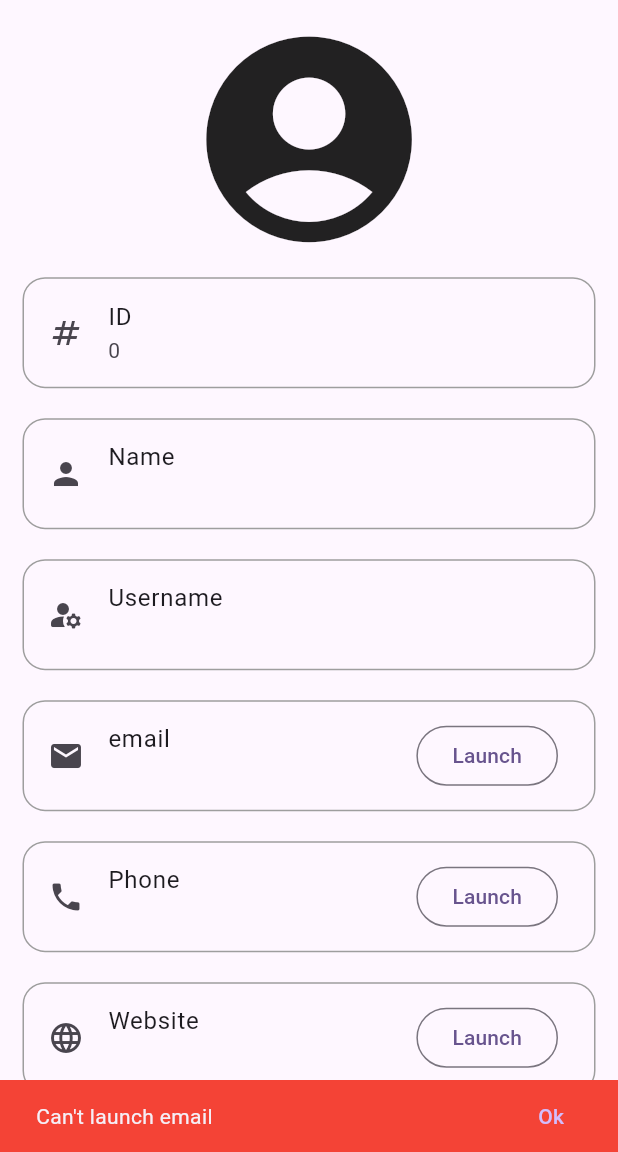
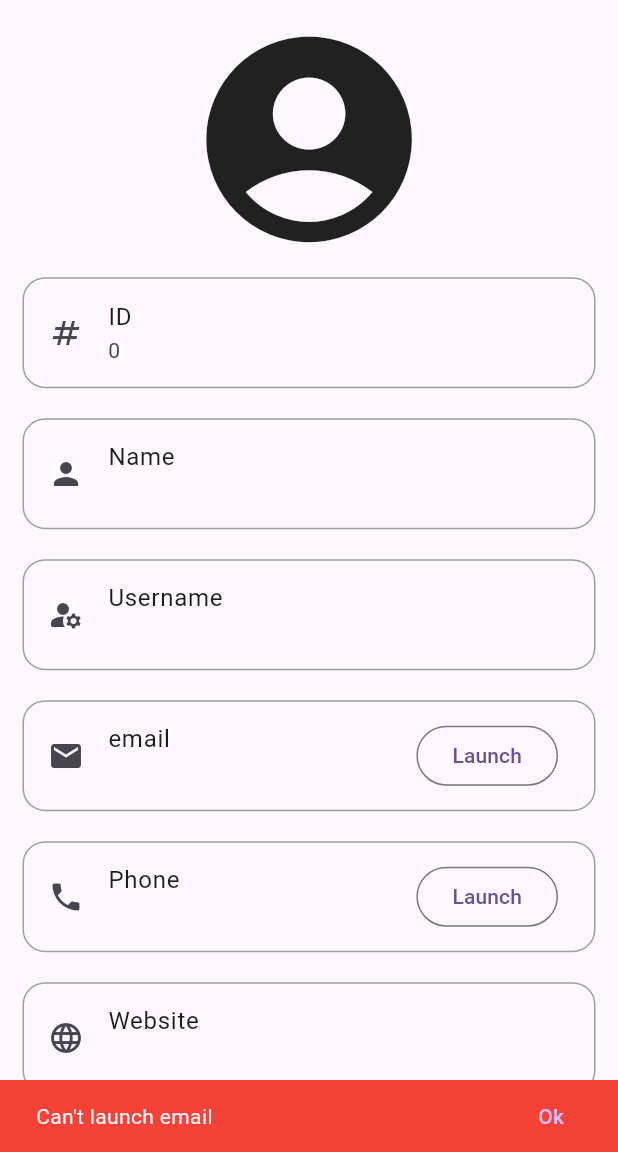
Before and after one commit to noura2tarek/User_Profile_Management, a Flutter app: the ProfileScreen screen opened directly with empty values, after a tap on "email", on a phone screen of 412 x 824 dp, the part 84-1236 px from its top. Run offline on Flutter 3.47's test engine with Material 3 defaults, Android fonts, the light colour scheme and no system bars; our stand-ins replace dio, fluttertoast, shared_preferences; accounts and stored records are empty; network calls fail.

Commit message:
Edit url launcher

```diff
--- a/lib/controller/api_service.dart
+++ b/lib/controller/api_service.dart
@@ -1,4 +1,3 @@
-
 import 'dart:convert';
 import 'dart:developer';
 import 'package:dio/dio.dart';
@@ -10,9 +9,9 @@ import 'package:user_profile_management/model/user_model.dart';
 class ApiService {
   final Dio _dio = Dio();
 
-
   // End point url
   String url = 'https://jsonplaceholder.typicode.com/users';
+
   /*-------------- Add User Data Method ------------*/
 
   Future<Response> addUser(Map<String, dynamic> data) async {
@@ -31,7 +30,6 @@ class ApiService {
     return await _dio.delete('$url/$id');
   }
 
-
   /*-------------- Get User Data Method ------------*/
   Future<List<User>> getUsersData() async {
     List<User> users = [];
@@ -48,8 +46,6 @@ class ApiService {
         data.forEach((user) {
           users.add(User.fromJson(user));
         });
-        // print(data);
-        // print(users.length);
       }
     } on DioException catch (e) {
       // HANDLE ERRORS
--- a/lib/controller/profile_methods.dart
+++ b/lib/controller/profile_methods.dart
@@ -1,5 +1,3 @@
-import 'dart:developer';
-
 import 'package:flutter/material.dart';
 import 'package:url_launcher/url_launcher.dart';
 
@@ -31,17 +29,14 @@ abstract class ProfileMethods {
     final Uri emailLaunchUri = Uri(
       scheme: 'mailto',
       path: email,
-      queryParameters: {
-        'subject': subject,
-        'body': body,
-      },
+      query: 'subject=$subject&body=$body',
     );
 
     final url = emailLaunchUri.toString();
     if (await canLaunchUrl(Uri.parse(url))) {
       await launchUrl(Uri.parse(url));
     } else {
-      log('Could not launch $url');
+      //log('Could not launch $url');
       showSnackBar(context: context, text: "Can't launch email");
     }
   }
--- a/lib/view/screens/profile/profile_screen.dart
+++ b/lib/view/screens/profile/profile_screen.dart
@@ -44,17 +44,16 @@ class ProfileScreen extends StatelessWidget {
                     email: user.email, context: context),
               ),
               PersonInfoTitle(
-                  title: 'Phone',
-                  subtitle: user.phone,
-                  iconData: Icons.phone,
-                  onTap: () => ProfileMethods.callUserPhone(
-                      phoneNumber: user.phone, context: context)),
+                title: 'Phone',
+                subtitle: user.phone,
+                iconData: Icons.phone,
+                onTap: () => ProfileMethods.callUserPhone(
+                    phoneNumber: user.phone, context: context),
+              ),
               PersonInfoTitle(
                 title: 'Website',
                 subtitle: user.website,
                 iconData: Icons.language,
-                onTap: () => ProfileMethods.launchWebsite(
-                    websiteLink: user.website, context: context),
               ),
             ],
           ),
```
Also changed, not shown: 1 other file.
